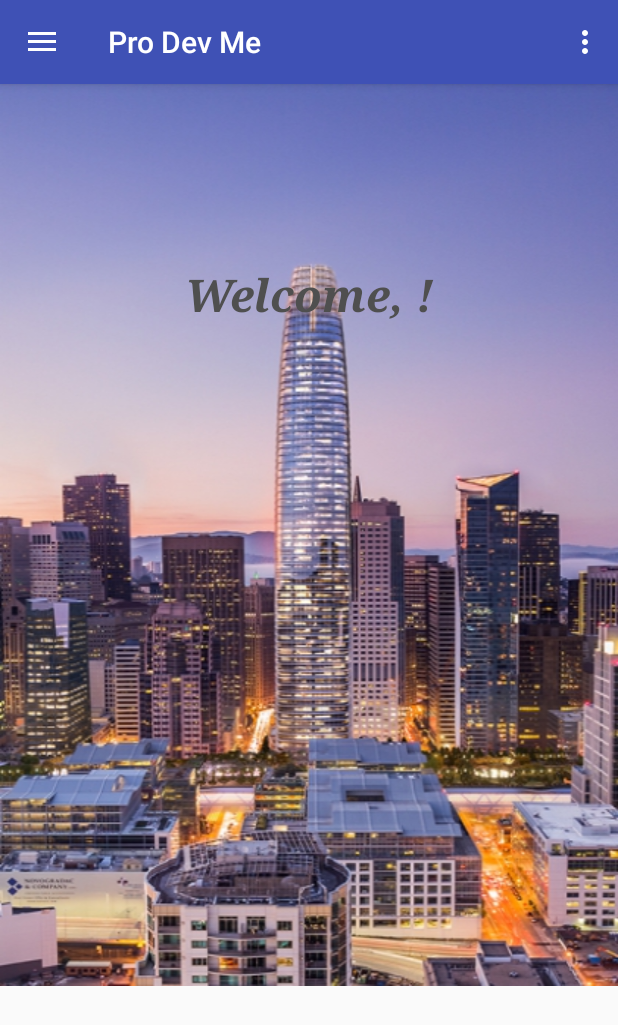
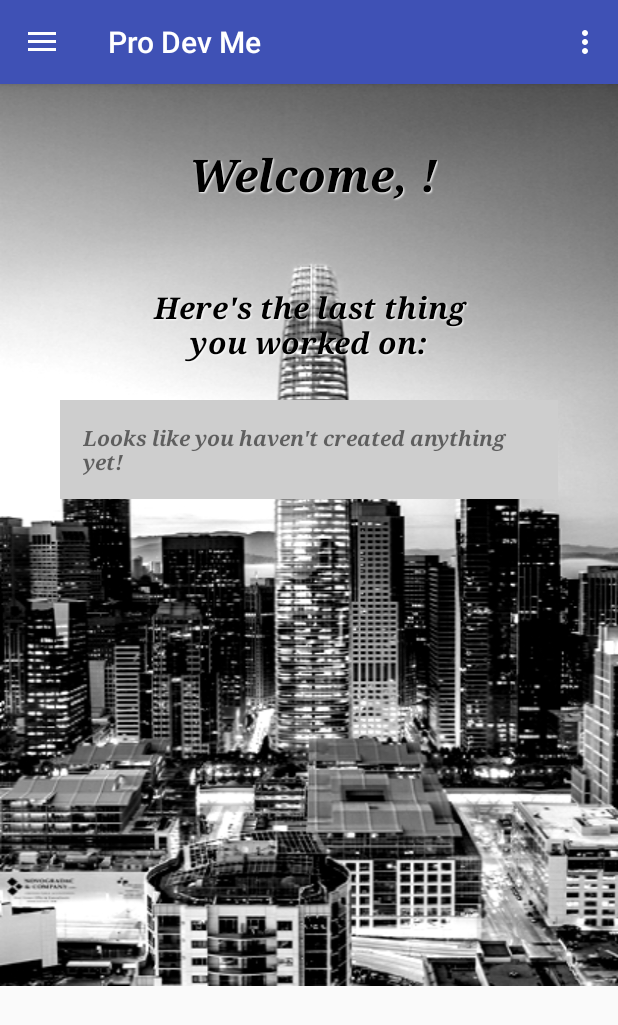
Before and after one commit to jacchevr/ProDevMe, an Android app: the WelcomeScreenFragment screen opened directly, with no data from a screen before it, on a phone screen of 412 x 824 dp. Shown: the top 1025 px of the screen. Run offline under Robolectric (Android 15) with nearby library versions, the phone set to English and light mode, and no system bars; our stand-ins replace Room's generated code.

Commit message:
Added new fragments. Fragment to view all resumes as well as view an individual resume.
Resumes now added to database as well as user information. User is
prompted to input first name, last name when app is launched for the
first time.

```diff
--- a/app/src/main/AndroidManifest.xml
+++ b/app/src/main/AndroidManifest.xml
@@ -14,7 +14,7 @@
       android:label="@string/app_name"
       android:name=".MainActivity"
       android:theme="@style/AppTheme.NoActionBar"
-      android:windowSoftInputMode="adjustNothing">
+      android:windowSoftInputMode="adjustPan">
       <intent-filter>
         <action android:name="android.intent.action.MAIN"/>
 
--- a/app/src/main/java/edu/cnm/deepdive/prodevme/NameSetup.java
+++ b/app/src/main/java/edu/cnm/deepdive/prodevme/NameSetup.java
@@ -1,6 +1,7 @@
 package edu.cnm.deepdive.prodevme;
 
 
+import android.os.AsyncTask;
 import android.os.Bundle;
 import android.support.v4.app.Fragment;
 import android.view.LayoutInflater;
@@ -24,6 +25,7 @@ public class NameSetup extends Fragment implements OnClickListener {
   private Button clear;
   private Toast submitted;
   private Toast cleared;
+  private String resumePreview;
 
 
   public NameSetup() {
@@ -73,4 +75,5 @@ public class NameSetup extends Fragment implements OnClickListener {
       cleared.show();
     }
   }
+
 }
--- a/app/src/main/java/edu/cnm/deepdive/prodevme/WelcomeScreenFragment.java
+++ b/app/src/main/java/edu/cnm/deepdive/prodevme/WelcomeScreenFragment.java
@@ -1,12 +1,14 @@
 package edu.cnm.deepdive.prodevme;
 
 
+import android.os.AsyncTask;
 import android.os.Bundle;
 import android.support.v4.app.Fragment;
 import android.view.LayoutInflater;
 import android.view.View;
 import android.view.ViewGroup;
 import android.widget.TextView;
+import org.w3c.dom.Text;
 
 
 /**
@@ -14,6 +16,8 @@ import android.widget.TextView;
  */
 public class WelcomeScreenFragment extends Fragment {
 
+
+  private TextView resume;
 
   public WelcomeScreenFragment() {
     // Required empty public constructor
@@ -26,9 +30,25 @@ public class WelcomeScreenFragment extends Fragment {
     // Inflate the layout for this fragment
     View welcome = inflater.inflate(R.layout.fragment_welcome_screen, container, false);
     TextView welcomeText = welcome.findViewById(R.id.welcomeMessage);
+    resume = welcome.findViewById(R.id.resumePreview);
     welcomeText.setText(String.format("Welcome, %s!", ((MainActivity)
         getActivity()).getFirstName()));
+    new ResumePreviewGetter().execute();
     return welcome;
   }
 
+  public class ResumePreviewGetter extends AsyncTask<String, String, String> {
+
+    @Override
+    protected String doInBackground(String[] objects) {
+      return ((MainActivity) getActivity()).getDatabase().documentDao().getLastResume();
+    }
+
+    @Override
+    protected void onPostExecute(String preview) {
+      if (preview != null) {
+        resume.setText(String.format("%s...", preview));
+      }
+    }
+  }
 }
--- a/app/src/main/java/edu/cnm/deepdive/prodevme/dao/DocumentDao.java
+++ b/app/src/main/java/edu/cnm/deepdive/prodevme/dao/DocumentDao.java
@@ -24,6 +24,12 @@ public interface DocumentDao {
   @Query("SELECT * FROM document WHERE id LIKE :id LIMIT 1")
   Document findById(int id);
 
+  @Query("SELECT substr(resume, 0, 200) FROM document ORDER BY id DESC LIMIT 1")
+  String getLastResume();
+
+  @Query("SELECT substr(resume, 0, 200) FROM document ORDER BY id DESC")
+  List<String> getAllResumes();
+
   @Insert
   long insert(Document document);
 }
--- /dev/null
+++ b/app/src/main/res/drawable/home.xml
@@ -0,0 +1,9 @@
+<vector xmlns:android="http://schemas.android.com/apk/res/android"
+        android:width="24dp"
+        android:height="24dp"
+        android:viewportWidth="24.0"
+        android:viewportHeight="24.0">
+    <path
+        android:fillColor="#FF000000"
+        android:pathData="M10,20v-6h4v6h5v-8h3L12,3 2,12h3v8z"/>
+</vector>
--- a/app/src/main/res/layout/fragment_resume.xml
+++ b/app/src/main/res/layout/fragment_resume.xml
@@ -19,6 +19,7 @@
     app:layout_constraintLeft_toLeftOf="parent"
     app:layout_constraintRight_toRightOf="parent"
     app:layout_constraintTop_toTopOf="parent"
+    android:fontFamily="serif"
     tools:layout_editor_absoluteX="8dp"/>
 
   <EditText
@@ -31,6 +32,7 @@
     android:hint="Enter profession here:"
     app:layout_constraintLeft_toLeftOf="parent"
     app:layout_constraintRight_toRightOf="parent"
+    android:fontFamily="serif"
     app:layout_constraintTop_toBottomOf="@+id/welcome"
     />
   <!--android:maxLines="2"-->
@@ -52,6 +54,7 @@
     app:layout_constraintLeft_toLeftOf="parent"
     app:layout_constraintRight_toRightOf="parent"
     app:layout_constraintTop_toBottomOf="@+id/profession"
+    android:fontFamily="serif"
     app:layout_constraintVertical_bias="1.0"/>
 
   <EditText
@@ -74,6 +77,7 @@
     app:layout_constraintLeft_toLeftOf="parent"
     app:layout_constraintRight_toRightOf="parent"
     app:layout_constraintTop_toBottomOf="@+id/industry"
+    android:fontFamily="serif"
     app:layout_constraintVertical_bias="0.0"/>
 
   <Button
--- a/app/src/main/res/layout/fragment_welcome_screen.xml
+++ b/app/src/main/res/layout/fragment_welcome_screen.xml
@@ -15,7 +15,7 @@
     android:layout_width="wrap_content"
     android:layout_height="wrap_content"
     android:scaleType="fitXY"
-    app:srcCompat="@drawable/background4"/>
+    app:srcCompat="@drawable/background5"/>
 
   <!--<ScrollView-->
     <!--android:layout_width="0dp"-->
@@ -33,15 +33,55 @@
       android:textStyle="italic|bold"
       android:layout_width="wrap_content"
       android:layout_height="wrap_content"
-      android:layout_marginTop="120dp"
+      android:paddingTop="40dp"
       android:fontFamily="serif"
       android:text="Welcome,\nprofessional!"
       android:textAlignment="center"
-      android:textColor="#4f4f4f"
+      android:textColor="#000000"
       android:textSize="30sp"
       app:layout_constraintLeft_toLeftOf="parent"
       app:layout_constraintRight_toRightOf="parent"
-      app:layout_constraintTop_toTopOf="parent"/>
+      app:layout_constraintTop_toTopOf="parent"
+      style="@style/AudioFileInfoOverlayText"/>
+
+  <TextView
+    android:id="@+id/resumePreviewMessage"
+    android:layout_width="0dp"
+    android:layout_height="wrap_content"
+    android:text="Here's the last thing\nyou worked on:"
+    style="@style/AudioFileInfoOverlayText"
+    android:textStyle="italic|bold"
+    android:layout_marginTop="50dp"
+    android:paddingLeft="30dp"
+    android:paddingRight="30dp"
+    android:fontFamily="serif"
+    android:textAlignment="center"
+    android:textColor="#000000"
+    android:textSize="20sp"
+    app:layout_constraintTop_toBottomOf="@+id/welcomeMessage"
+    app:layout_constraintRight_toRightOf="parent"
+    app:layout_constraintLeft_toLeftOf="parent"/>
+
+  <TextView
+    android:id="@+id/resumePreview"
+    android:layout_width="0dp"
+    android:layout_height="wrap_content"
+    android:textStyle="italic|bold"
+    android:layout_marginTop="20dp"
+    android:background="#cecece"
+    android:layout_marginLeft="40dp"
+    android:layout_marginRight="40dp"
+    android:paddingLeft="15dp"
+    android:paddingBottom="15dp"
+    android:paddingRight="15dp"
+    android:paddingTop="15dp"
+    android:fontFamily="serif"
+    android:text="Looks like you haven't created anything yet!"
+    app:layout_constraintTop_toBottomOf="@+id/resumePreviewMessage"
+    app:layout_constraintRight_toRightOf="parent"
+    app:layout_constraintLeft_toLeftOf="parent"
+    android:layout_marginStart="40dp"
+    android:layout_marginEnd="40dp"/>
 
 
 
--- a/app/src/main/res/menu/activity_main_drawer.xml
+++ b/app/src/main/res/menu/activity_main_drawer.xml
@@ -2,6 +2,10 @@
 <menu xmlns:android="http://schemas.android.com/apk/res/android">
 
   <group android:checkableBehavior="single">
+    <item
+      android:id="@+id/home"
+      android:icon="@drawable/home"
+      android:title="Home"/>
     <item
       android:id="@+id/my_resumes"
       android:icon="@drawable/ic_menu_myresumes"
--- a/app/src/main/res/values/styles.xml
+++ b/app/src/main/res/values/styles.xml
@@ -17,4 +17,15 @@
 
   <style name="AppTheme.PopupOverlay" parent="ThemeOverlay.AppCompat.Light"/>
 
+  <style name="AudioFileInfoOverlayText">
+    <item name="android:paddingLeft">7px</item>
+    <item name="android:paddingBottom">7px</item>
+    <item name="android:textColor">#000000</item>
+    <item name="android:textSize">12sp</item>
+    <item name="android:shadowColor">#ffffffff</item>
+    <item name="android:shadowDx">1</item>
+    <item name="android:shadowDy">1</item>
+    <item name="android:shadowRadius">1</item>
+  </style>
+
 </resources>
```
Also changed, not shown: app/src/main/java/edu/cnm/deepdive/prodevme/MainActivity.java (+8 -2 lines), app/src/main/java/edu/cnm/deepdive/prodevme/ResumeViewer.java (+27 -3 lines), app/src/main/java/edu/cnm/deepdive/prodevme/SingleResume.java (added, +29 -0 lines), app/src/main/res/drawable/background6.xml (added, +9 -0 lines), app/src/main/res/layout/fragment_resume_viewer.xml (+4 -15 lines), app/src/main/res/layout/fragment_single_resume.xml (added, +13 -0 lines), app/src/main/res/drawable/background5.jpg (added).
